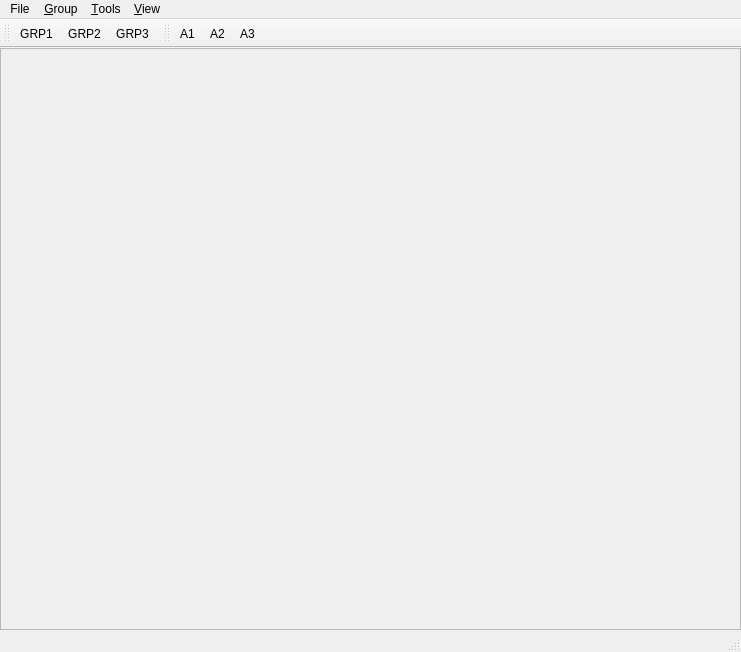
Before: the Qt Designer form fem_post/view/view.ui in MRedAero/FEMAnalysisTool, drawn with Qt 5.
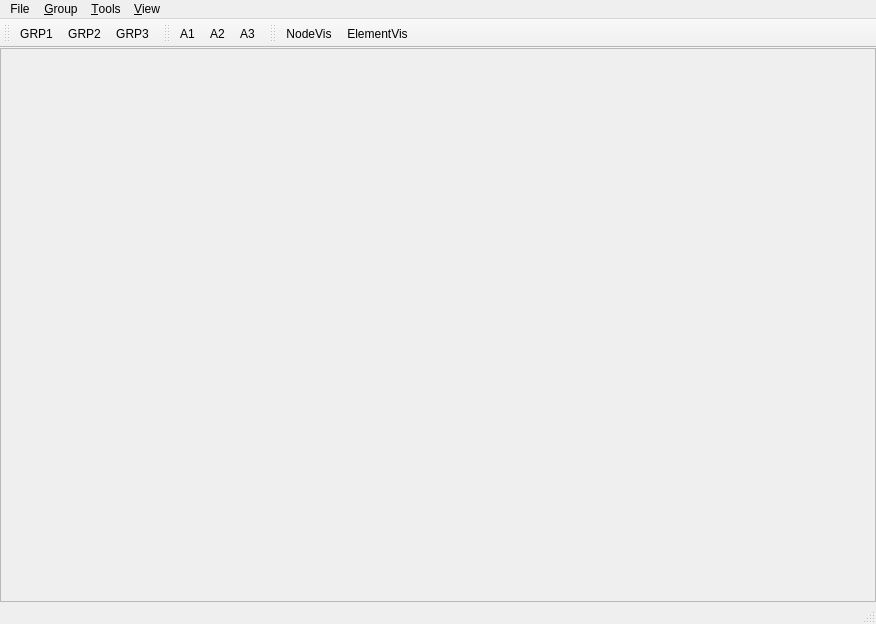
After: the same form once the commit is applied. Icons and pictures are not drawn.

Commit message: Further refinements to .ui.  Connected bgcolor buttons to vtk_widget.  Working on adding more controls for node/element vis toggles.

Patch:
```diff
--- a/fem_post/view/view.ui
+++ b/fem_post/view/view.ui
@@ -6,8 +6,8 @@
    <rect>
     <x>0</x>
     <y>0</y>
-    <width>741</width>
-    <height>652</height>
+    <width>876</width>
+    <height>624</height>
    </rect>
   </property>
   <property name="windowTitle">
@@ -62,7 +62,7 @@
     <rect>
      <x>0</x>
      <y>0</y>
-     <width>741</width>
+     <width>876</width>
      <height>21</height>
     </rect>
    </property>
@@ -148,6 +148,19 @@
    <addaction name="action_A2"/>
    <addaction name="action_A3"/>
   </widget>
+  <widget class="QToolBar" name="toolBar">
+   <property name="windowTitle">
+    <string>toolBar</string>
+   </property>
+   <attribute name="toolBarArea">
+    <enum>TopToolBarArea</enum>
+   </attribute>
+   <attribute name="toolBarBreak">
+    <bool>false</bool>
+   </attribute>
+   <addaction name="action_nodevis"/>
+   <addaction name="action_elementvis"/>
+  </widget>
   <action name="action_A1">
    <property name="checkable">
     <bool>true</bool>
@@ -216,6 +229,22 @@
     <string>&amp;Quit</string>
    </property>
   </action>
+  <action name="action_nodevis">
+   <property name="checkable">
+    <bool>true</bool>
+   </property>
+   <property name="text">
+    <string>NodeVis</string>
+   </property>
+  </action>
+  <action name="action_elementvis">
+   <property name="checkable">
+    <bool>true</bool>
+   </property>
+   <property name="text">
+    <string>ElementVis</string>
+   </property>
+  </action>
  </widget>
  <resources>
   <include location="qrc/viewqrc.qrc"/>
```
Left out of the diff: 4 changed lines with no effect on the pictures. The commit also changes 13 other files.
